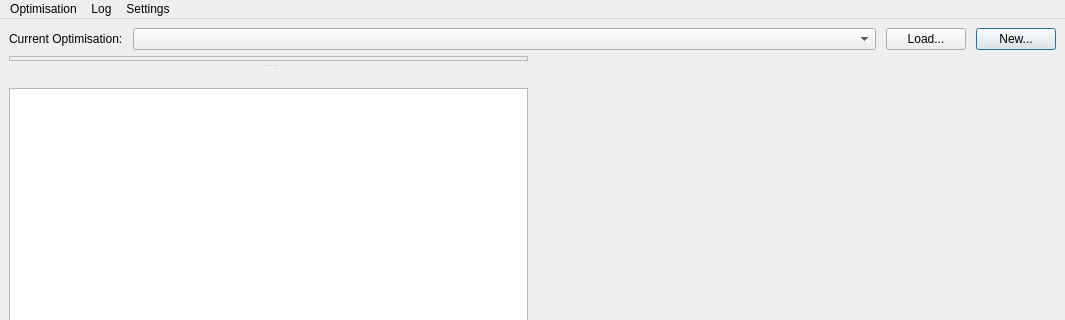
Above: Gui/MainWindow.ui from DrBenEvans/AerOptGUI before the change; both pictures show x 0 to 1065 and y 0 to 320 of the 1065 by 600 pixel window. Below: the same form after it.
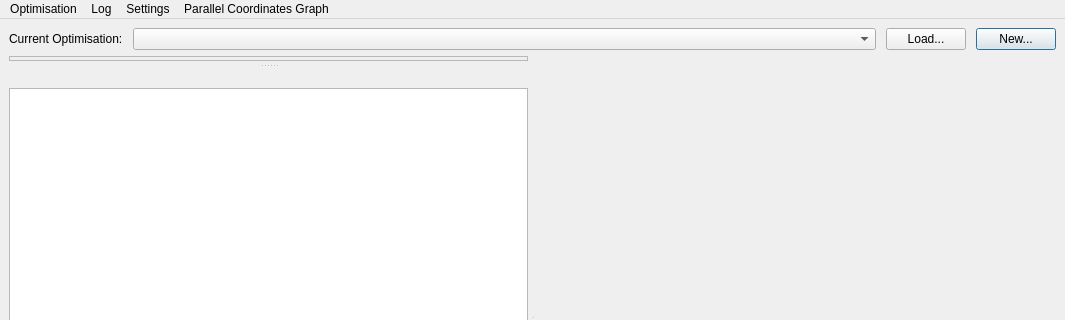
That is the form after the change. Icons and pictures are not drawn. Custom widgets are drawn as their Qt base class.

Commit message:
MainWindow Title bar shortcut
Title bar option to open PC Graph

The edit to the form file:
```diff
--- a/Gui/MainWindow.ui
+++ b/Gui/MainWindow.ui
@@ -388,9 +388,16 @@
     </property>
     <addaction name="actionVisualSettings"/>
    </widget>
+   <widget class="QMenu" name="menuParallel_Coordinates_Graph">
+    <property name="title">
+     <string>Parallel Coordinates Graph</string>
+    </property>
+    <addaction name="actionShow"/>
+   </widget>
    <addaction name="menuOptimisations"/>
    <addaction name="menuLog"/>
    <addaction name="menuSettings"/>
+   <addaction name="menuParallel_Coordinates_Graph"/>
   </widget>
   <action name="actionNewOptimisation">
    <property name="text">
```
Left out of the diff: 5 changed lines with no effect on the pictures. The commit also changes 2 other files.
